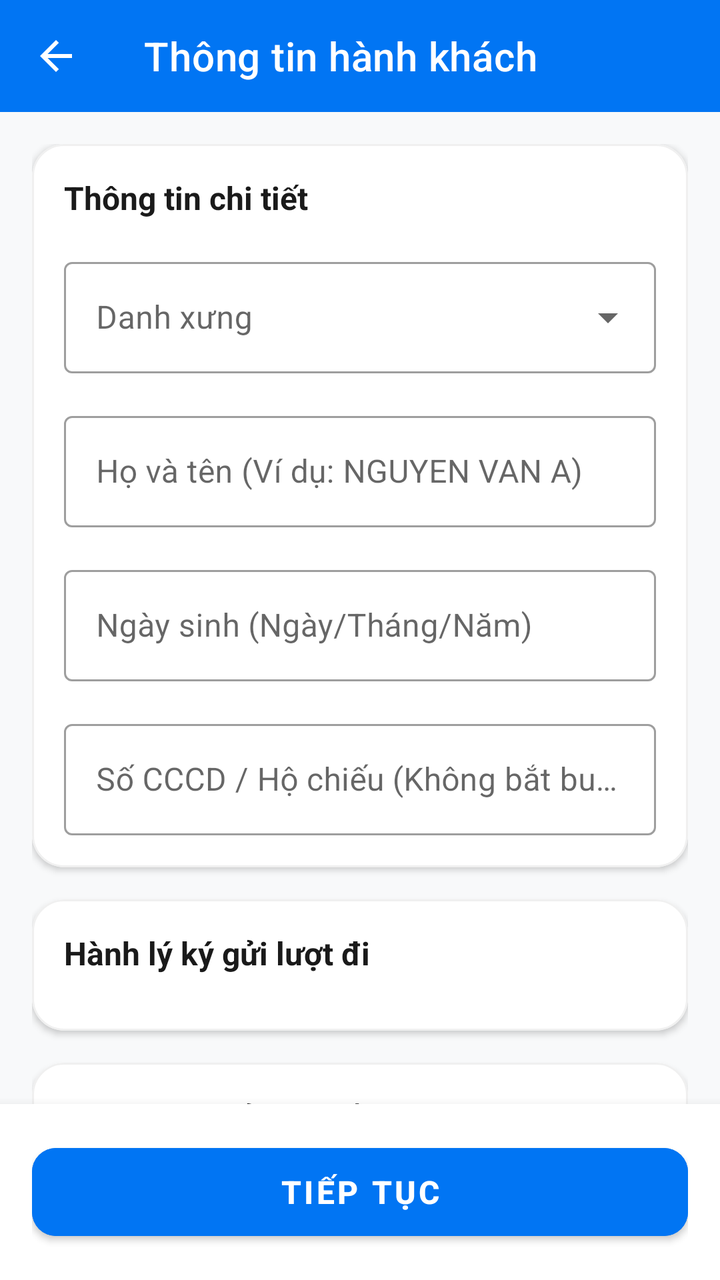
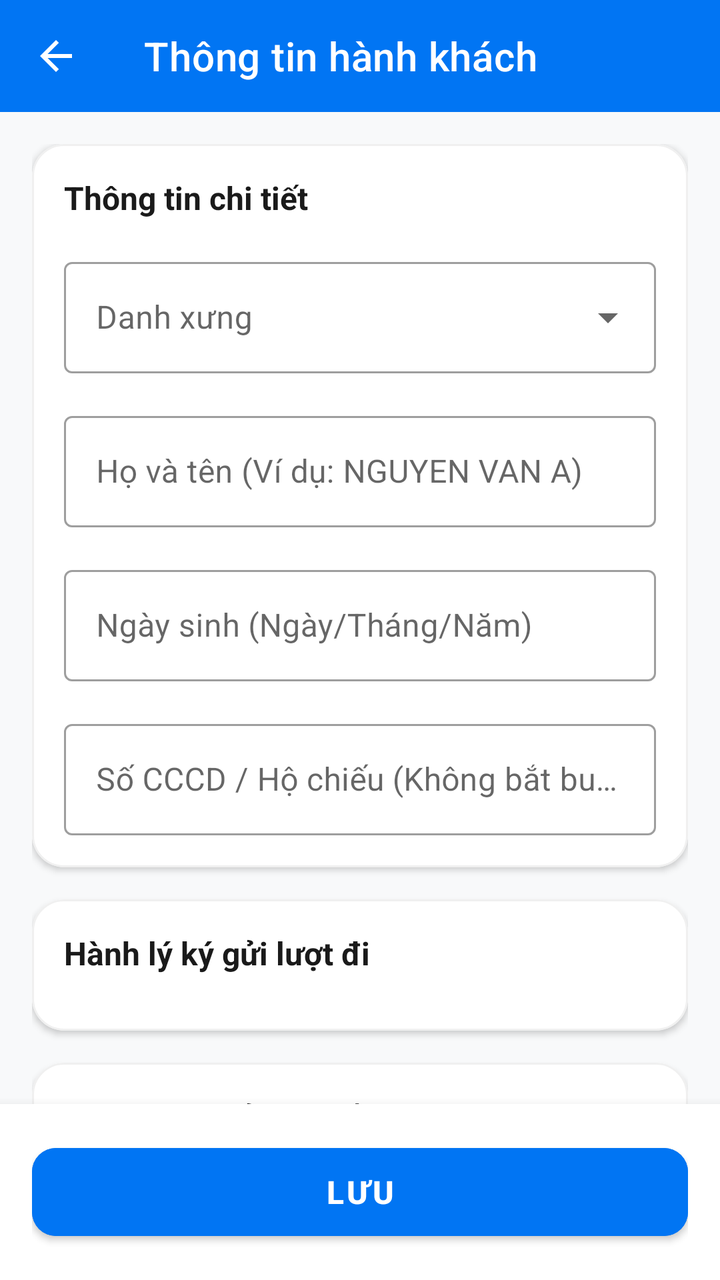

Screens rendered from an Android XML layout before and after an edit, with the pre-edit source and the edit as a unified diff.
<!-- AndroidManifest.xml: application theme Theme.FlightBookingApp -->
<!-- res/layout/activity_passenger_input.xml -->
<?xml version="1.0" encoding="utf-8"?>
<androidx.coordinatorlayout.widget.CoordinatorLayout xmlns:android="http://schemas.android.com/apk/res/android"
    xmlns:app="http://schemas.android.com/apk/res-auto"
    xmlns:tools="http://tools.android.com/apk/res-auto"
    android:id="@+id/main"
    android:layout_width="match_parent"
    android:layout_height="match_parent"
    android:background="#F8F9FA"
    tools:context=".ui.view.activity.PassengerInputActivity">

    <com.google.android.material.appbar.AppBarLayout
        android:id="@+id/appbar_personal_info"
        android:layout_width="match_parent"
        android:layout_height="wrap_content"
        android:background="@android:color/white"
        app:elevation="0dp">

        <com.google.android.material.appbar.MaterialToolbar
            android:id="@+id/toolbar_personal_info"
            android:layout_width="match_parent"
            android:layout_height="?attr/actionBarSize"
            android:background="#0175F3"
            app:navigationIcon="@drawable/ic_back"
            app:navigationIconTint="@android:color/white"
            app:title="Thông tin hành khách"
            app:titleTextColor="@android:color/white" />
    </com.google.android.material.appbar.AppBarLayout>

    <androidx.core.widget.NestedScrollView
        android:id="@+id/scroll_container_personal_info"
        android:layout_width="match_parent"
        android:layout_height="match_parent"
        android:fillViewport="true"
        android:paddingBottom="80dp"
        app:layout_behavior="@string/appbar_scrolling_view_behavior">

        <LinearLayout
            android:id="@+id/layout_form_container"
            android:layout_width="match_parent"
            android:layout_height="wrap_content"
            android:orientation="vertical"
            android:padding="16dp">

            <com.google.android.material.card.MaterialCardView
                android:id="@+id/card_personal_form"
                android:layout_width="match_parent"
                android:layout_height="wrap_content"
                app:cardBackgroundColor="@android:color/white"
                app:cardCornerRadius="16dp"
                app:cardElevation="2dp"
                app:strokeColor="#F0F0F0"
                app:strokeWidth="1dp">

                <LinearLayout
                    android:layout_width="match_parent"
                    android:layout_height="wrap_content"
                    android:orientation="vertical"
                    android:padding="16dp">

                    <TextView
                        android:id="@+id/tv_form_title"
                        android:layout_width="wrap_content"
                        android:layout_height="wrap_content"
                        android:layout_marginBottom="16dp"
                        android:text="Thông tin chi tiết"
                        android:textColor="#1A1A1A"
                        android:textSize="16sp"
                        android:textStyle="bold" />

                    <com.google.android.material.textfield.TextInputLayout
                        android:id="@+id/til_personal_gender"
                        style="@style/Widget.MaterialComponents.TextInputLayout.OutlinedBox.ExposedDropdownMenu"
                        android:layout_width="match_parent"
                        android:layout_height="wrap_content"
                        android:layout_marginBottom="16dp"
                        android:hint="Danh xưng">

                        <AutoCompleteTextView
                            android:id="@+id/actv_personal_gender"
                            android:layout_width="match_parent"
                            android:layout_height="wrap_content"
                            android:inputType="none" />
                    </com.google.android.material.textfield.TextInputLayout>

                    <com.google.android.material.textfield.TextInputLayout
                        android:id="@+id/til_personal_full_name"
                        style="@style/Widget.MaterialComponents.TextInputLayout.OutlinedBox"
                        android:layout_width="match_parent"
                        android:layout_height="wrap_content"
                        android:layout_marginBottom="16dp"
                        android:hint="Họ và tên (Ví dụ: NGUYEN VAN A)">

                        <com.google.android.material.textfield.TextInputEditText
                            android:id="@+id/et_personal_full_name"
                            android:layout_width="match_parent"
                            android:layout_height="wrap_content"
                            android:inputType="textCapCharacters"
                            android:textColor="#1A1A1A" />
                    </com.google.android.material.textfield.TextInputLayout>

                    <com.google.android.material.textfield.TextInputLayout
                        android:id="@+id/til_personal_dob"
                        style="@style/Widget.MaterialComponents.TextInputLayout.OutlinedBox"
                        android:layout_width="match_parent"
                        android:layout_height="wrap_content"
                        android:layout_marginBottom="16dp"
                        android:hint="Ngày sinh (Ngày/Tháng/Năm)">

                        <com.google.android.material.textfield.TextInputEditText
                            android:id="@+id/et_personal_dob"
                            android:layout_width="match_parent"
                            android:layout_height="wrap_content"
                            android:clickable="true"
                            android:focusable="false"
                            android:inputType="none"
                            android:textColor="#1A1A1A" />
                    </com.google.android.material.textfield.TextInputLayout>


                    <com.google.android.material.textfield.TextInputLayout
                        android:id="@+id/til_personal_identity"
                        style="@style/Widget.MaterialComponents.TextInputLayout.OutlinedBox"
                        android:layout_width="match_parent"
                        android:layout_height="wrap_content"
                        android:hint="Số CCCD / Hộ chiếu (Không bắt buộc)">

                        <com.google.android.material.textfield.TextInputEditText
                            android:id="@+id/et_personal_identity"
                            android:layout_width="match_parent"
                            android:layout_height="wrap_content"
                            android:inputType="text"
                            android:textColor="#1A1A1A" />
                    </com.google.android.material.textfield.TextInputLayout>

                </LinearLayout>


            </com.google.android.material.card.MaterialCardView>

            <com.google.android.material.card.MaterialCardView
                android:id="@+id/card_baggage_outbound_container"
                android:layout_width="match_parent"
                android:layout_height="wrap_content"
                android:layout_marginTop="16dp"
                app:cardBackgroundColor="@android:color/white"
                app:cardCornerRadius="16dp"
                app:cardElevation="2dp"
                app:strokeColor="#F0F0F0"
                app:strokeWidth="1dp">

                <LinearLayout
                    android:layout_width="match_parent"
                    android:layout_height="wrap_content"
                    android:orientation="vertical"
                    android:padding="16dp">

                    <TextView
                        android:id="@+id/tv_title_baggage_outbound"
                        android:layout_width="wrap_content"
                        android:layout_height="wrap_content"
                        android:layout_marginBottom="12dp"
                        android:text="Hành lý ký gửi lượt đi"
                        android:textColor="#1A1A1A"
                        android:textSize="16sp"
                        android:textStyle="bold" />

                    <androidx.recyclerview.widget.RecyclerView
                        android:id="@+id/rv_baggage_outbound"
                        android:layout_width="match_parent"
                        android:layout_height="wrap_content"
                        android:nestedScrollingEnabled="false"
                        android:orientation="horizontal"
                        app:layoutManager="androidx.recyclerview.widget.LinearLayoutManager"

                        tools:listitem="@layout/item_baggage"
                        tools:orientation="horizontal" />

                </LinearLayout>
            </com.google.android.material.card.MaterialCardView>


            <com.google.android.material.card.MaterialCardView
                android:id="@+id/card_baggage_return_container"
                android:layout_width="match_parent"
                android:layout_height="wrap_content"
                android:layout_marginTop="16dp"
                app:cardBackgroundColor="@android:color/white"
                app:cardCornerRadius="16dp"
                app:cardElevation="2dp"
                app:strokeColor="#F0F0F0"
                app:strokeWidth="1dp">

                <LinearLayout
                    android:layout_width="match_parent"
                    android:layout_height="wrap_content"
                    android:orientation="vertical"
                    android:padding="16dp">

                    <TextView
                        android:id="@+id/tv_title_baggage_return"
                        android:layout_width="wrap_content"
                        android:layout_height="wrap_content"
                        android:layout_marginBottom="12dp"
                        android:text="Hành lý ký gửi lượt về"
                        android:textColor="#1A1A1A"
                        android:textSize="16sp"
                        android:textStyle="bold" />

                    <androidx.recyclerview.widget.RecyclerView
                        android:id="@+id/rv_baggage_return"
                        android:layout_width="match_parent"
                        android:layout_height="wrap_content"
                        android:nestedScrollingEnabled="false"
                        android:orientation="horizontal"
                        app:layoutManager="androidx.recyclerview.widget.LinearLayoutManager"
                        tools:listitem="@layout/item_baggage" />
                </LinearLayout>

            </com.google.android.material.card.MaterialCardView>

            <TextView
                android:id="@+id/tv_personal_note"
                android:layout_width="match_parent"
                android:layout_height="wrap_content"
                android:layout_marginHorizontal="8dp"
                android:layout_marginTop="12dp"
                android:text="* Vui lòng nhập thông tin chính xác trùng khớp với giấy tờ tùy thân để làm thủ tục bay."
                android:textColor="#757575"
                android:textSize="13sp" />

        </LinearLayout>
    </androidx.core.widget.NestedScrollView>

    <FrameLayout
        android:id="@+id/layout_footer_personal_info"
        android:layout_width="match_parent"
        android:layout_height="wrap_content"
        android:layout_gravity="bottom"
        android:background="@android:color/white"
        android:elevation="8dp"
        android:padding="16dp">

        <com.google.android.material.button.MaterialButton
            android:id="@+id/btn_personal_submit"
            android:layout_width="match_parent"
            android:layout_height="56dp"
            android:backgroundTint="#0175F3"
            android:text="TIẾP TỤC"
            android:textAllCaps="false"
            android:textSize="16sp"
            android:textStyle="bold"
            app:cornerRadius="12dp" />
    </FrameLayout>

</androidx.coordinatorlayout.widget.CoordinatorLayout>
<!-- res/layout/item_baggage.xml (included above) -->
<?xml version="1.0" encoding="utf-8"?>
<com.google.android.material.card.MaterialCardView xmlns:android="http://schemas.android.com/apk/res/android"
    xmlns:app="http://schemas.android.com/apk/res-auto"
    android:id="@+id/card_baggage_item"
    android:layout_width="wrap_content"
    android:layout_height="wrap_content"
    android:layout_marginHorizontal="4dp"
    android:layout_marginVertical="6dp"

    app:cardBackgroundColor="@android:color/white"
    app:cardCornerRadius="12dp"
    app:cardElevation="1dp"
    app:strokeColor="#E0E0E0"
    app:strokeWidth="1dp">

    <LinearLayout
        android:layout_width="wrap_content"
        android:layout_height="wrap_content"
        android:orientation="vertical"
        android:gravity="center"
        android:padding="20dp"
        >
        <TextView
            android:layout_width="wrap_content"
            android:layout_height="wrap_content"
            android:text="0 kg"
            android:textSize="22sp"
            android:textColor="#1A1A1A"
            >

        </TextView>

        <TextView
            android:layout_width="wrap_content"
            android:layout_height="wrap_content"
            android:text="Không thêm "
            android:textSize="22sp"
            android:textColor="#1A1A1A">

        </TextView>

    </LinearLayout>

</com.google.android.material.card.MaterialCardView>
<!-- resources referenced by this layout -->
<resources>
  <!-- drawable ic_back (drawable) -->
  <vector xmlns:android="http://schemas.android.com/apk/res/android"
      android:width="16dp"
      android:height="16dp"
      android:viewportWidth="16"
      android:viewportHeight="16">
    <path
        android:pathData="M3.825,9L9.425,14.6L8,16L0,8L8,0L9.425,1.4L3.825,7H16V9H3.825Z"
        android:fillColor="#64748B"/>
  </vector>
  <style name="Theme.FlightBookingApp" parent="Theme.MaterialComponents.DayNight.NoActionBar">
          
          <item name="colorPrimary">@color/purple_500</item>
          <item name="colorPrimaryVariant">@color/purple_700</item>
          <item name="colorOnPrimary">@color/white</item>
          
          <item name="colorSecondary">@color/teal_200</item>
          <item name="colorSecondaryVariant">@color/teal_700</item>
          <item name="colorOnSecondary">@color/black</item>
          
          <item name="android:statusBarColor">?attr/colorPrimaryVariant</item>
          
      </style>
  <color name="purple_500">#FF6200EE</color>
  <color name="purple_700">#FF3700B3</color>
  <color name="white">#FFFFFFFF</color>
  <color name="teal_200">#FF03DAC5</color>
  <color name="teal_700">#FF018786</color>
  <color name="black">#FF000000</color>
</resources>

<!-- the commit's change to res/layout/activity_passenger_input.xml (unified diff, before → after) -->
@@ -171,7 +171,6 @@
                         android:nestedScrollingEnabled="false"
                         android:orientation="horizontal"
                         app:layoutManager="androidx.recyclerview.widget.LinearLayoutManager"
-
                         tools:listitem="@layout/item_baggage"
                         tools:orientation="horizontal" />
 
@@ -245,7 +244,7 @@
             android:layout_width="match_parent"
             android:layout_height="56dp"
             android:backgroundTint="#0175F3"
-            android:text="TIẾP TỤC"
+            android:text="LƯU"
             android:textAllCaps="false"
             android:textSize="16sp"
             android:textStyle="bold"
@@ -255,46 +254,40 @@
 </androidx.coordinatorlayout.widget.CoordinatorLayout>
 <!-- res/layout/item_baggage.xml (included above) -->
 <?xml version="1.0" encoding="utf-8"?>
-<com.google.android.material.card.MaterialCardView xmlns:android="http://schemas.android.com/apk/res/android"
-    xmlns:app="http://schemas.android.com/apk/res-auto"
-    android:id="@+id/card_baggage_item"
+<LinearLayout xmlns:android="http://schemas.android.com/apk/res/android"
     android:layout_width="wrap_content"
     android:layout_height="wrap_content"
-    android:layout_marginHorizontal="4dp"
-    android:layout_marginVertical="6dp"
-
-    app:cardBackgroundColor="@android:color/white"
-    app:cardCornerRadius="12dp"
-    app:cardElevation="1dp"
-    app:strokeColor="#E0E0E0"
-    app:strokeWidth="1dp">
-
-    <LinearLayout
+    android:orientation="vertical"
+    android:gravity="center"
+    android:padding="12dp"
+    android:minWidth="88dp"
+    android:background="@drawable/bg_baggage_selecting"
+    android:clickable="true"
+    android:focusable="true"
+    android:layout_marginEnd="8dp">
+
+
+    
+    <TextView
+        android:id="@+id/tv_baggage_weight"
         android:layout_width="wrap_content"
         android:layout_height="wrap_content"
-        android:orientation="vertical"
+        android:layout_marginTop="2dp"
+        android:text="20 kg"
+        android:textSize="12sp"
         android:gravity="center"
-        android:padding="20dp"
-        >
-        <TextView
-            android:layout_width="wrap_content"
-            android:layout_height="wrap_content"
-            android:text="0 kg"
-            android:textSize="22sp"
-            android:textColor="#1A1A1A"
-            >
-
-        </TextView>
-
-        <TextView
-            android:layout_width="wrap_content"
-            android:layout_height="wrap_content"
-            android:text="Không thêm "
-            android:textSize="22sp"
-            android:textColor="#1A1A1A">
-
-        </TextView>
-
-    </LinearLayout>
-
-</com.google.android.material.card.MaterialCardView>
+        android:visibility="gone"/>
+
+    
+    <TextView
+        android:id="@+id/tv_baggage_price"
+        android:layout_width="wrap_content"
+        android:layout_height="wrap_content"
+        android:layout_marginTop="4dp"
+        android:text="Miễn phí"
+        android:textSize="12sp"
+        android:textColor="#0175F3"
+        android:textStyle="bold"
+        android:gravity="center"/>
+
+</LinearLayout>
<!-- resource entries referenced after the edit -->
@@ -1,5 +1,32 @@
 <!-- resources referenced by this layout -->
 <resources>
+  <!-- drawable bg_baggage_selecting (drawable) -->
+  <?xml version="1.0" encoding="utf-8"?>
+  <selector xmlns:android="http://schemas.android.com/apk/res/android">
+  
+      
+      <item android:state_selected="true">
+          <shape android:shape="rectangle">
+              <solid android:color="#E8F1FD" />
+              <stroke
+                  android:width="2dp"
+                  android:color="#0175F3" />
+              <corners android:radius="10dp" />
+          </shape>
+      </item>
+  
+      
+      <item>
+          <shape android:shape="rectangle">
+              <solid android:color="#FFFFFF" />
+              <stroke
+                  android:width="1dp"
+                  android:color="#CCCCCC" />
+              <corners android:radius="10dp" />
+          </shape>
+      </item>
+  
+  </selector>
   <!-- drawable ic_back (drawable) -->
   <vector xmlns:android="http://schemas.android.com/apk/res/android"
       android:width="16dp"
